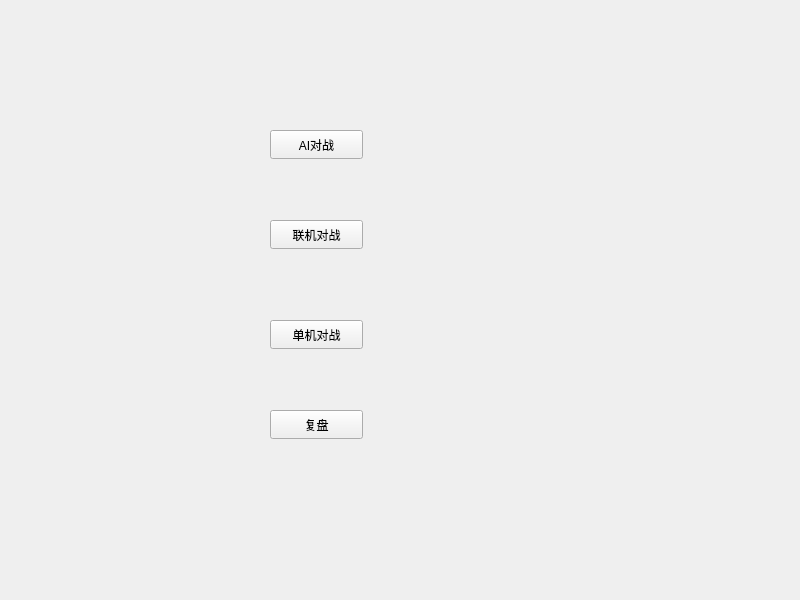
Above: mainwindow.ui from lgb666666661/Gobang before the change. Below: the same form after it.
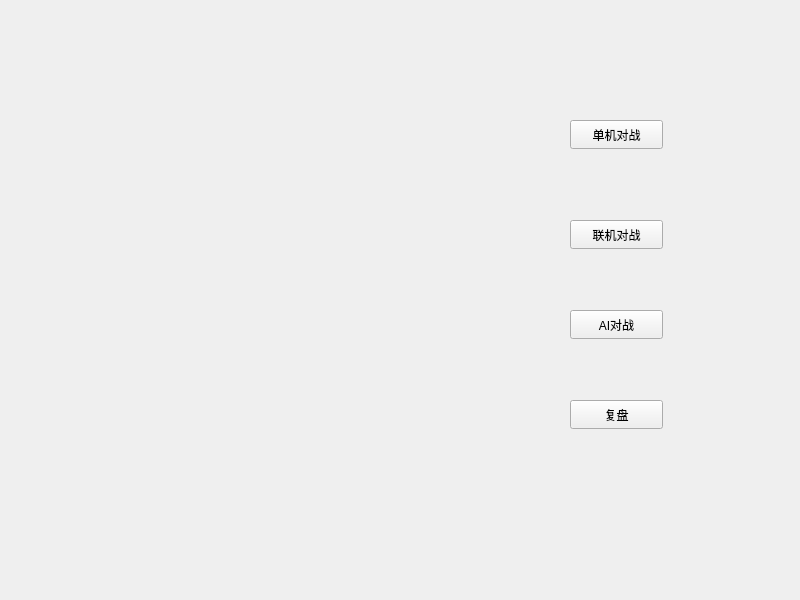
That is the form after the change.

The edit to the form file:
```diff
--- a/mainwindow.ui
+++ b/mainwindow.ui
@@ -20,8 +20,8 @@
    <widget class="QPushButton" name="pveButton">
     <property name="geometry">
      <rect>
-      <x>270</x>
-      <y>130</y>
+      <x>570</x>
+      <y>310</y>
       <width>93</width>
       <height>29</height>
      </rect>
@@ -33,7 +33,7 @@
    <widget class="QPushButton" name="netButton">
     <property name="geometry">
      <rect>
-      <x>270</x>
+      <x>570</x>
       <y>220</y>
       <width>93</width>
       <height>29</height>
@@ -46,8 +46,8 @@
    <widget class="QPushButton" name="pvpButton">
     <property name="geometry">
      <rect>
-      <x>270</x>
-      <y>320</y>
+      <x>570</x>
+      <y>120</y>
       <width>93</width>
       <height>29</height>
      </rect>
@@ -59,8 +59,8 @@
    <widget class="QPushButton" name="pvpButton_2">
     <property name="geometry">
      <rect>
-      <x>270</x>
-      <y>410</y>
+      <x>570</x>
+      <y>400</y>
       <width>93</width>
       <height>29</height>
      </rect>
```
